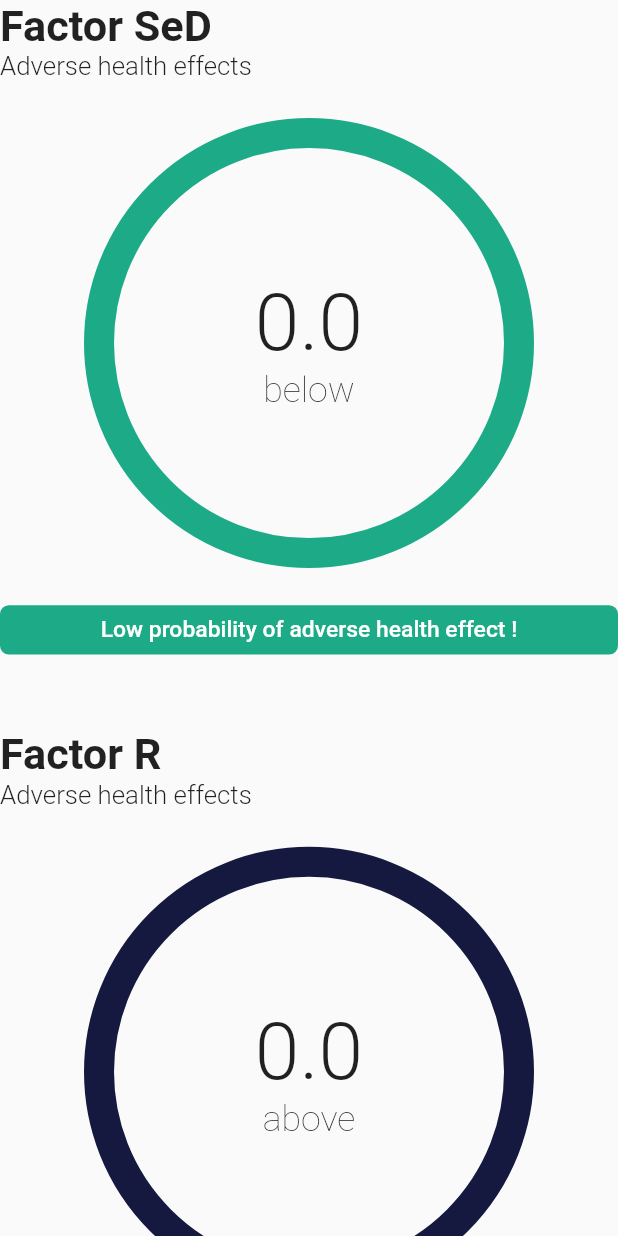
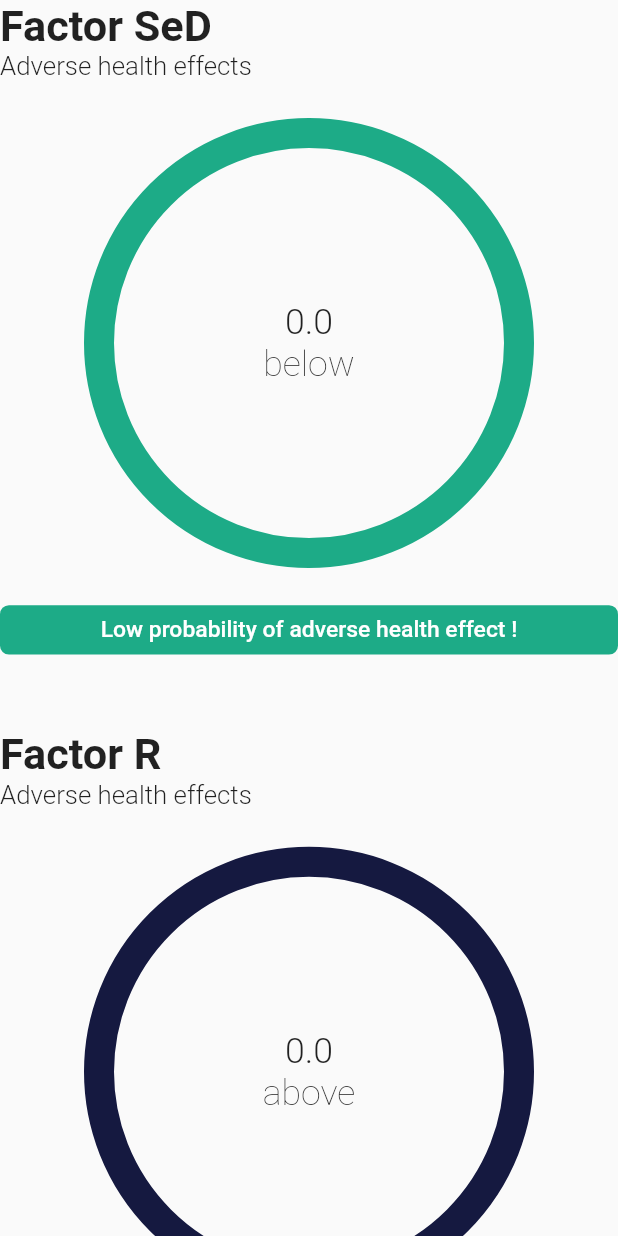
Before and after one commit to anshd258/Lumber-Spine-app-and-web, a Flutter app: the Result widget shown alone on an empty page, opened directly with empty values, on a phone screen of 412 x 824 dp. Run offline on Flutter 3.47's test engine with Material 2 defaults, Android fonts, the phone set to English and light mode, and no system bars; our stand-ins replace bloc, carousel_slider, file_picker, flutter_bloc, font_awesome_flutter, google_fonts and 5 more; missing offline and left inert: email_otp, syncfusion_flutter_core.

Commit message:
reduced font

```diff
--- a/lib/Middleware/constants/ApiPaths.dart
+++ b/lib/Middleware/constants/ApiPaths.dart
@@ -1,2 +1,2 @@
-const baseUrl = "https://8f8d-45-112-52-82.ngrok-free.app";
+const baseUrl = "https://6c6b-45-112-52-82.ngrok-free.app";
 const uploadPath = "/upload";
--- a/lib/UI/widgets/result.dart
+++ b/lib/UI/widgets/result.dart
@@ -83,7 +83,7 @@ class _ResultState extends State<Result> with TickerProviderStateMixin {
                     Text(
                       '${_animation1.value}',
                       style: GoogleFonts.roboto(
-                          fontSize: 30.sp, fontWeight: FontWeight.w300),
+                          fontSize: 20.sp, fontWeight: FontWeight.w300),
                     ),
                     Text(
                       'below',
@@ -146,7 +146,7 @@ class _ResultState extends State<Result> with TickerProviderStateMixin {
                     Text(
                       '${_animation2.value}',
                       style: GoogleFonts.roboto(
-                          fontSize: 30.sp, fontWeight: FontWeight.w300),
+                          fontSize: 20.sp, fontWeight: FontWeight.w300),
                     ),
                     Text(
                       'above',
```
Also changed, not shown: lib/UI/screens/graph_screen.dart (+8 -8 lines).
